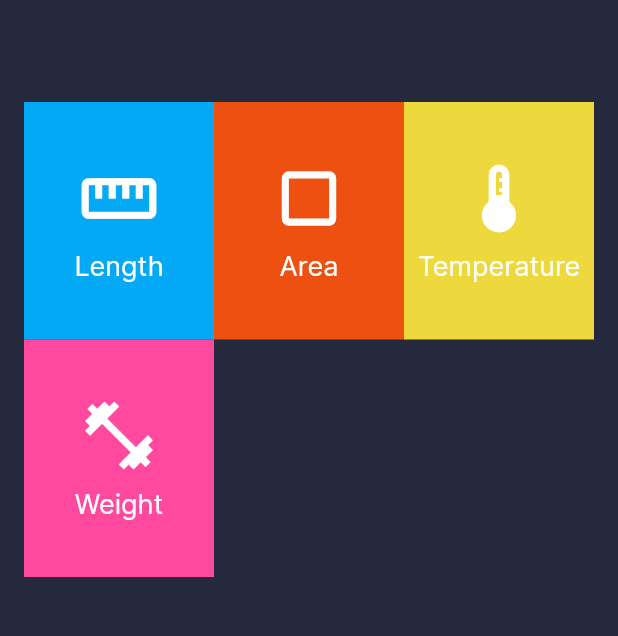
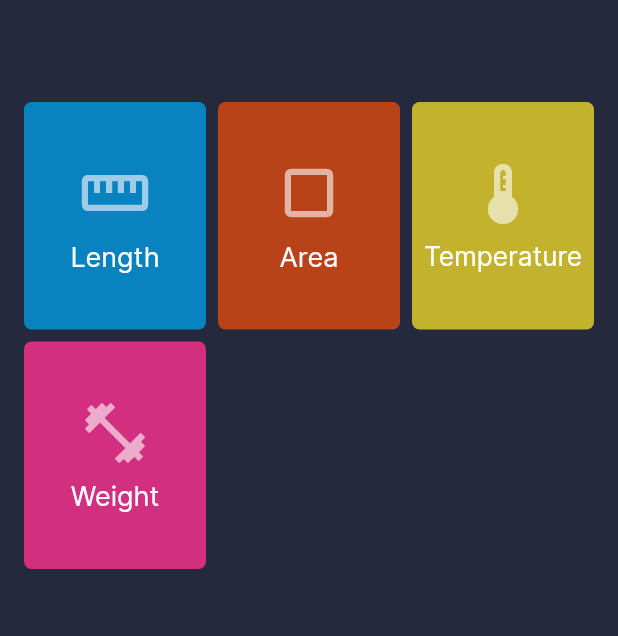
Before and after one commit to toogoodyshoes/alphonso, a Flutter app: the screen it shows after launch, on a phone screen of 412 x 824 dp, the part 120-756 px from its top. Run offline on Flutter 3.47's test engine with Material 2 defaults, Android fonts, the phone set to English and light mode, and no system bars; our stand-ins replace isar; accounts and stored records are empty; generated files the repository leaves out were written again.

Commit message:
UI improvement.

```diff
--- a/lib/src/converter/data/repository/local_storage_repository.dart
+++ b/lib/src/converter/data/repository/local_storage_repository.dart
@@ -36,8 +36,6 @@ class LocalStorageRepository extends StorageRepository {
         .filter()
         .unitCategoryEqualTo('Length')
         .findFirst();
-
-    print('readState = ${readState?.topUnit}');
   }
 
   Future<void> openDBConnection() async {
--- a/lib/src/converter/presentation/home_screen.dart
+++ b/lib/src/converter/presentation/home_screen.dart
@@ -65,8 +65,11 @@ class _HomeScreenState extends State<HomeScreen> {
                   /// Unit Grid
                   Expanded(
                     child: GridView.count(
+                      physics: const BouncingScrollPhysics(),
                       crossAxisCount: 3,
                       childAspectRatio: 0.8,
+                      crossAxisSpacing: 8.0,
+                      mainAxisSpacing: 8.0,
                       padding: const EdgeInsets.all(16.0),
                       children: List.generate(
                         unitCategories.length,
--- a/lib/src/converter/presentation/widgets/unit_category_tile.dart
+++ b/lib/src/converter/presentation/widgets/unit_category_tile.dart
@@ -17,22 +17,27 @@ class UnitCategoryTile extends StatelessWidget {
     return GestureDetector(
       onTap: onTap,
       child: Container(
-        color: category.theme!.lightShade,
         padding: const EdgeInsets.all(8.0),
+        decoration: BoxDecoration(
+          color: category.theme!.darkShade.withOpacity(0.8),
+          borderRadius: BorderRadius.circular(5.0),
+        ),
         child: Column(
           mainAxisAlignment: MainAxisAlignment.center,
           children: [
             /// Icon
             Icon(
               category.theme!.icon,
-              size: 54.0,
-              color: Colors.white,
+              size: 48.0,
+              color: Colors.white.withOpacity(0.6),
             ),
 
             const SizedBox(height: 8.0),
 
             /// Label
-            Text(
+            FittedBox(
+              fit: BoxFit.contain,
+              child: Text(
                 category.label!,
                 style: const TextStyle(
                   fontFamily: 'Inter',
@@ -41,6 +46,7 @@ class UnitCategoryTile extends StatelessWidget {
                   color: Colors.white,
                 ),
               ),
+            ),
           ],
         ),
       ),
```
Lines whose indentation alone changed are shown as unchanged.
